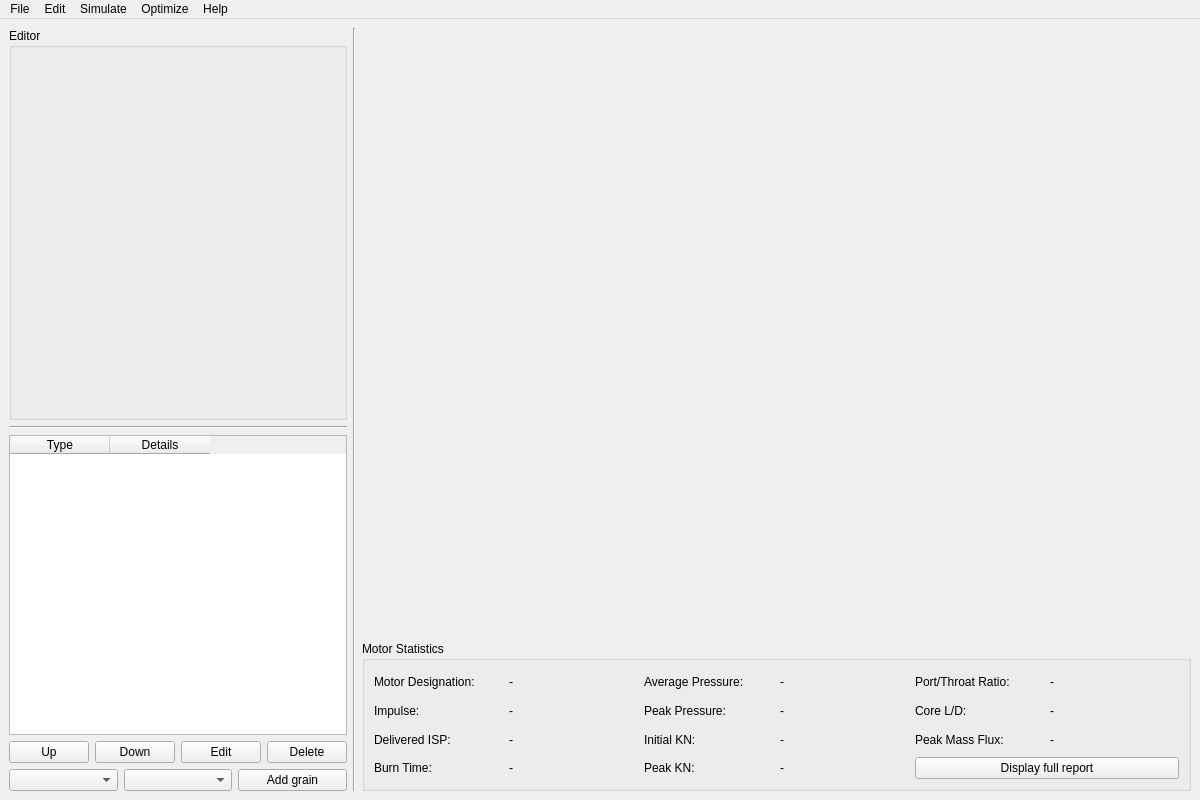
Qt form MainWindow.ui (reilleya/openMotor) before a commit.
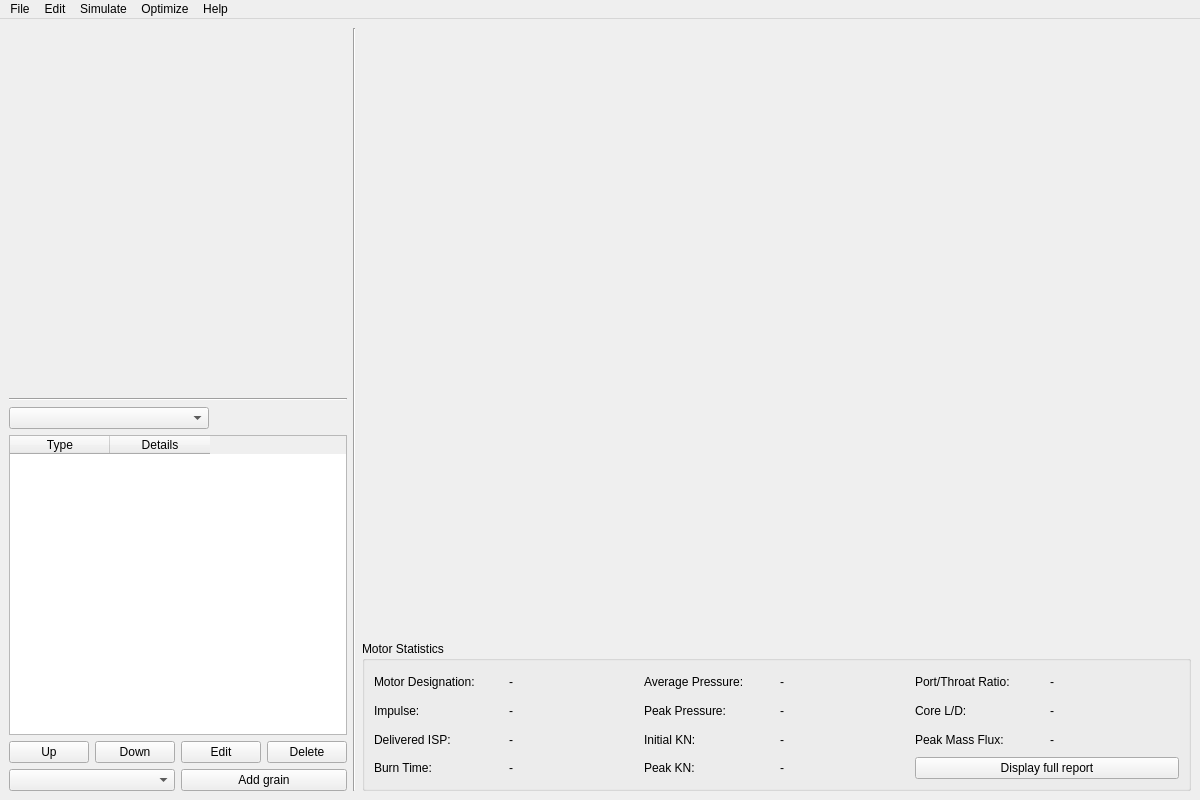
The same form after that commit. Custom widgets are drawn as their Qt base class.

Commit message: Refactored collection editors by adding a superclass

```diff
--- a/MainWindow.ui
+++ b/MainWindow.ui
@@ -36,16 +36,13 @@
     <item>
      <layout class="QVBoxLayout" name="verticalLayout">
       <item>
-       <widget class="motorEditor" name="motorEditor">
+       <widget class="motorEditor" name="motorEditor" native="true">
         <property name="sizePolicy">
          <sizepolicy hsizetype="Preferred" vsizetype="Expanding">
           <horstretch>0</horstretch>
           <verstretch>0</verstretch>
          </sizepolicy>
         </property>
-        <property name="title">
-         <string>Editor</string>
-        </property>
         <layout class="QVBoxLayout" name="verticalLayout_3">
          <property name="leftMargin">
           <number>4</number>
@@ -60,6 +57,16 @@
         </property>
        </widget>
       </item>
+      <item>
+       <widget class="QComboBox" name="comboBoxPropellant">
+        <property name="maximumSize">
+         <size>
+          <width>200</width>
+          <height>16777215</height>
+         </size>
+        </property>
+       </widget>
+      </item>
       <item>
        <widget class="QTableWidget" name="tableWidgetGrainList">
         <property name="sizePolicy">
@@ -147,9 +154,6 @@
         <item>
          <widget class="QComboBox" name="comboBoxGrainGeometry"/>
         </item>
-        <item>
-         <widget class="QComboBox" name="comboBoxPropellant"/>
-        </item>
         <item>
          <widget class="QPushButton" name="pushButtonAddGrain">
           <property name="text">
@@ -569,7 +573,7 @@
   </customwidget>
   <customwidget>
    <class>motorEditor</class>
-   <extends>QGroupBox</extends>
+   <extends>QWidget</extends>
    <header location="global">uilib</header>
    <container>1</container>
   </customwidget>
```
Left out of the diff: 2 changed lines with no effect on the pictures. The commit also changes 6 other files.
